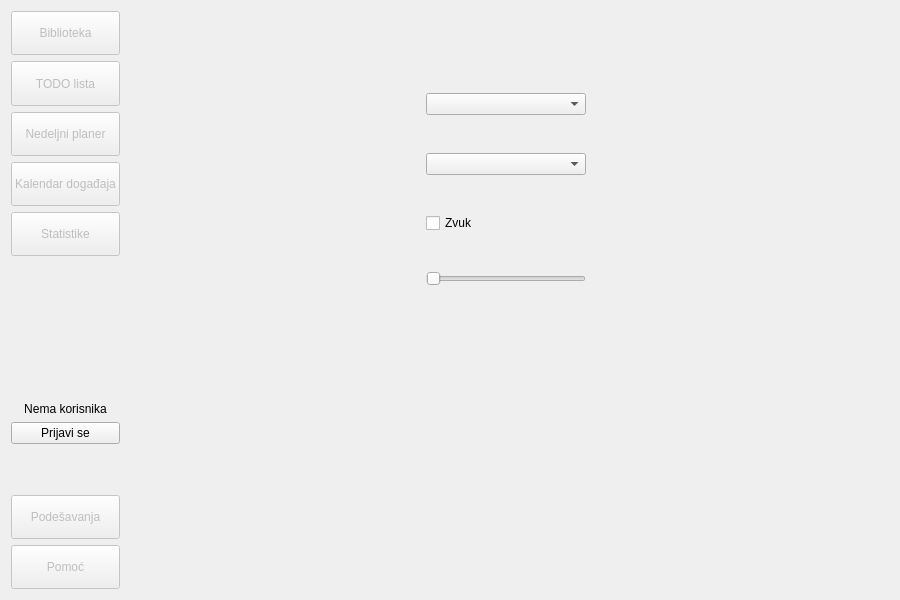
Before: the Qt Designer form app/forms/mainwindow.ui in bogdans55/StudySphere, drawn with Qt 5.
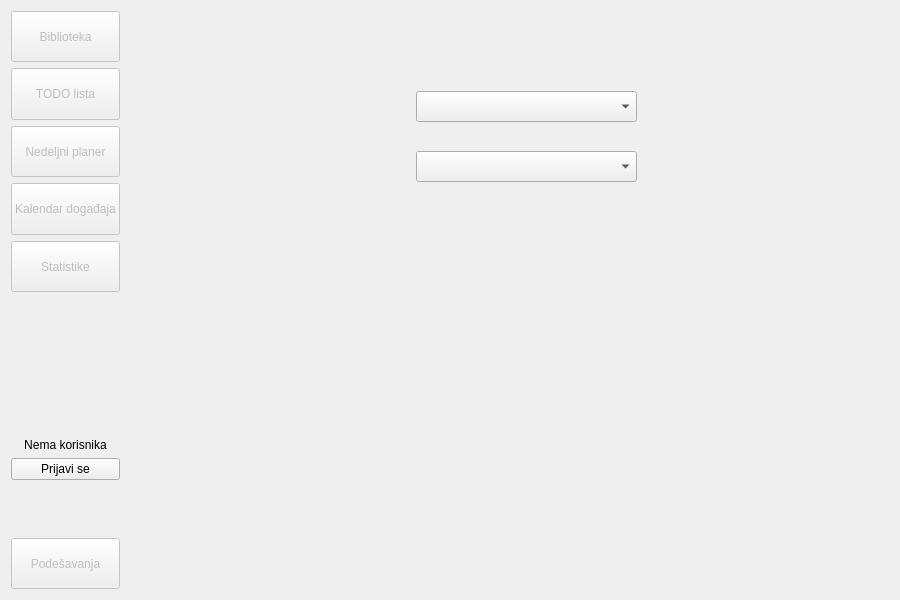
After: the same form once the commit is applied. Icons and pictures are not drawn.

```diff
--- a/app/forms/mainwindow.ui
+++ b/app/forms/mainwindow.ui
@@ -165,22 +165,6 @@
        </property>
       </widget>
      </item>
-     <item>
-      <widget class="QPushButton" name="pushButton_help">
-       <property name="enabled">
-        <bool>false</bool>
-       </property>
-       <property name="sizePolicy">
-        <sizepolicy hsizetype="Minimum" vsizetype="MinimumExpanding">
-         <horstretch>0</horstretch>
-         <verstretch>0</verstretch>
-        </sizepolicy>
-       </property>
-       <property name="text">
-        <string>Pomoć</string>
-       </property>
-      </widget>
-     </item>
     </layout>
    </item>
    <item>
@@ -917,35 +901,15 @@
       </layout>
      </widget>
      <widget class="QWidget" name="page_settings">
-      <widget class="QWidget" name="verticalLayoutWidget">
-       <property name="geometry">
-        <rect>
-         <x>260</x>
-         <y>50</y>
-         <width>160</width>
-         <height>261</height>
-        </rect>
-       </property>
-       <layout class="QVBoxLayout" name="verticalLayout_settings">
-        <item>
-         <widget class="QComboBox" name="comboBox_language">
-          <property name="placeholderText">
-           <string>Jezik</string>
-          </property>
-          <item>
-           <property name="text">
-            <string>Srpski</string>
-           </property>
-          </item>
-          <item>
-           <property name="text">
-            <string>Engleski</string>
-           </property>
-          </item>
-         </widget>
-        </item>
-        <item>
          <widget class="QComboBox" name="comboBox_theme">
+       <property name="geometry">
+        <rect>
+         <x>250</x>
+         <y>140</y>
+         <width>221</width>
+         <height>31</height>
+        </rect>
+       </property>
           <property name="placeholderText">
            <string>Tema</string>
           </property>
@@ -965,22 +929,28 @@
            </property>
           </item>
          </widget>
-        </item>
+      <widget class="QComboBox" name="comboBox_language">
+       <property name="geometry">
+        <rect>
+         <x>250</x>
+         <y>80</y>
+         <width>221</width>
+         <height>31</height>
+        </rect>
+       </property>
+       <property name="placeholderText">
+        <string>Jezik</string>
+       </property>
         <item>
-         <widget class="QCheckBox" name="checkBox_sound">
           <property name="text">
-           <string>Zvuk</string>
-          </property>
-         </widget>
+         <string>Srpski</string>
+        </property>
         </item>
         <item>
-         <widget class="QSlider" name="horizontalSlider_volume">
-          <property name="orientation">
-           <enum>Qt::Horizontal</enum>
-          </property>
-         </widget>
-        </item>
-       </layout>
+        <property name="text">
+         <string>Engleski</string>
+        </property>
+       </item>
       </widget>
      </widget>
      <widget class="QWidget" name="page_help">
```
Left out of the diff: 12 changed lines with no effect on the pictures. Lines whose indentation alone changed are shown as unchanged.
